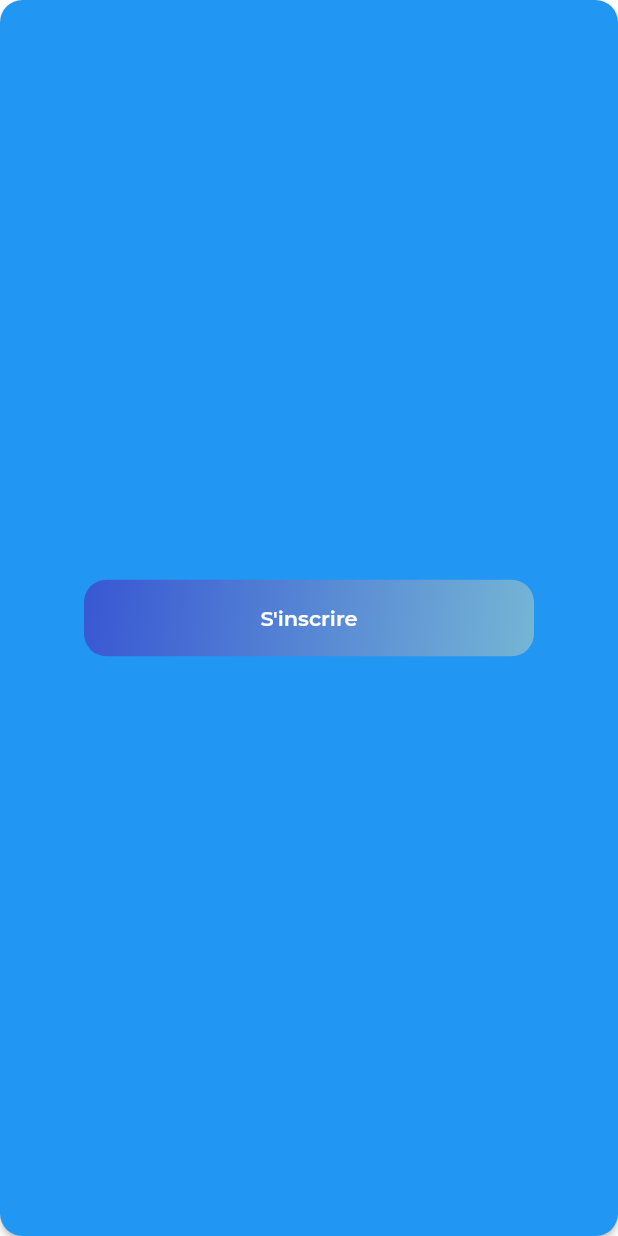
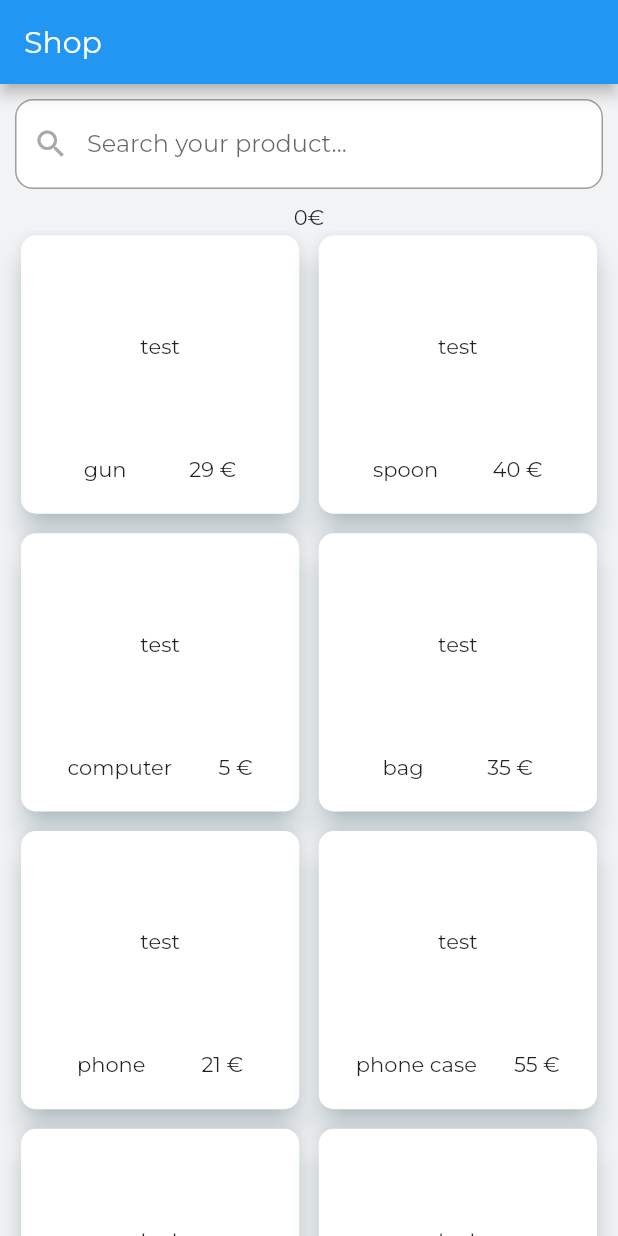
Before and after one commit to nicocarrasco/flutter_du_13, a Flutter app: the screen it shows once a user with an empty profile is signed in, on a phone screen of 412 x 824 dp. Run offline on Flutter 3.47's test engine with Material 2 defaults, Android fonts, the phone set to English and light mode, and no system bars; our stand-ins replace cloud_firestore, firebase_auth, firebase_core, flutter_svg, fluttertoast, go_router; accounts and stored records are empty.

Commit message:
[ADD] V1 shop_page

```diff
--- a/lib/router.dart
+++ b/lib/router.dart
@@ -2,6 +2,7 @@ import 'package:firebase_auth/firebase_auth.dart';
 import 'package:flutter/material.dart';
 import 'package:flutter_du_13/constants/colors.dart';
 import 'package:flutter_du_13/providers/user_provider.dart';
+import 'package:flutter_du_13/screens/Shop/shop_screen.dart';
 import 'package:flutter_du_13/screens/SignIn/sign_in_screen.dart';
 import 'package:flutter_du_13/screens/SignUp/sign_up_screen.dart';
 import 'package:go_router/go_router.dart';
@@ -16,37 +17,39 @@ class AppRouter {
       GoRoute(
         name: "Home",
         path: '/',
-        builder: (BuildContext context, GoRouterState state) => ElevatedButton(
-          onPressed: () async {
-            await FirebaseAuth.instance.signOut();
-          },
-          style: ElevatedButton.styleFrom(
-            padding: EdgeInsets.zero,
-            shape: RoundedRectangleBorder(
-              borderRadius: BorderRadius.circular(15),
-            ),
-          ),
-          child: Ink(
-            decoration: BoxDecoration(
-              gradient: const LinearGradient(
-                end: Alignment(2.5, 2.5),
-                colors: <Color>[primaryDarkerColor, primaryLighterColor],
-              ),
-              borderRadius: BorderRadius.circular(15),
-            ),
-            child: const SizedBox(
-              width: 300,
-              child: Padding(
-                padding: EdgeInsets.symmetric(vertical: 17),
-                child: Text(
-                  "S'inscrire",
-                  textAlign: TextAlign.center,
-                  style: TextStyle(fontSize: 14, fontWeight: FontWeight.w600),
-                ),
-              ),
-            ),
-          ),
-        ),
+        builder: (BuildContext context, GoRouterState state) =>
+            const ShopPage(),
+        // ElevatedButton(
+        //   onPressed: () async {
+        //     await FirebaseAuth.instance.signOut();
+        //   },
+        //   style: ElevatedButton.styleFrom(
+        //     padding: EdgeInsets.zero,
+        //     shape: RoundedRectangleBorder(
+        //       borderRadius: BorderRadius.circular(15),
+        //     ),
+        //   ),
+        //   child: Ink(
+        //     decoration: BoxDecoration(
+        //       gradient: const LinearGradient(
+        //         end: Alignment(2.5, 2.5),
+        //         colors: <Color>[primaryDarkerColor, primaryLighterColor],
+        //       ),
+        //       borderRadius: BorderRadius.circular(15),
+        //     ),
+        //     child: const SizedBox(
+        //       width: 300,
+        //       child: Padding(
+        //         padding: EdgeInsets.symmetric(vertical: 17),
+        //         child: Text(
+        //           "S'inscrire",
+        //           textAlign: TextAlign.center,
+        //           style: TextStyle(fontSize: 14, fontWeight: FontWeight.w600),
+        //         ),
+        //       ),
+        //     ),
+        //   ),
+        // ),
       ),
       GoRoute(
         name: "SignUp",
--- /dev/null
+++ b/lib/screens/Shop/shop_screen.dart
@@ -0,0 +1,220 @@
+import 'package:flutter/material.dart';
+
+class Product {
+  const Product({
+    required this.id,
+    required this.picture,
+    required this.name,
+    required this.price,
+  });
+  final String id;
+  final String picture;
+  final String name;
+  final int price;
+}
+
+class ShopPage extends StatefulWidget {
+  const ShopPage({Key? key}) : super(key: key);
+
+  @override
+  State<ShopPage> createState() => _SearchPageState();
+}
+
+class _SearchPageState extends State<ShopPage> {
+  final List<Product> _selectedProduct = <Product>[];
+
+  final List<Product> _allProduct = <Product>[
+    const Product(id: "1", picture: "test", name: "gun", price: 29),
+    const Product(id: "2", picture: "test", name: "spoon", price: 40),
+    const Product(id: "3", picture: "test", name: "computer", price: 5),
+    const Product(id: "4", picture: "test", name: "bag", price: 35),
+    const Product(id: "5", picture: "test", name: "phone", price: 21),
+    const Product(id: "6", picture: "test", name: "phone case", price: 55),
+    const Product(id: "7", picture: "test", name: "chair", price: 30),
+    const Product(id: "8", picture: "test", name: "desk", price: 14),
+    const Product(id: "9", picture: "test", name: "pullovers", price: 100),
+    const Product(id: "10", picture: "test", name: "pant", price: 32),
+  ];
+
+  List<Product> _foundProducts = <Product>[];
+
+  @override
+  void initState() {
+    _foundProducts = _allProduct;
+    super.initState();
+  }
+
+  void _addArticle(Product product) {
+    _selectedProduct.add(product);
+    setState(() {});
+  }
+
+  void _runFilter(String enteredKeyword) {
+    List<Product> results = <Product>[];
+    if (enteredKeyword.isEmpty) {
+      // if the search field is empty or only contains white-space, we'll display all users
+      results = _allProduct;
+    } else {
+      results = _allProduct
+          .where(
+            (Product product) => product.name
+                .toLowerCase()
+                .contains(enteredKeyword.toLowerCase()),
+          )
+          .toList();
+      // we use the toLowerCase() method to make it case-insensitive
+    }
+
+    // Refresh the UI
+    setState(() {
+      _foundProducts = results;
+    });
+  }
+
+  @override
+  Widget build(BuildContext context) {
+    return Scaffold(
+      appBar: AppBar(
+        title: const Text('Shop'),
+      ),
+      body: Column(
+        children: <Widget>[
+          Padding(
+            padding: const EdgeInsets.symmetric(horizontal: 10, vertical: 10),
+            child: GestureDetector(
+              onTap: () => FocusManager.instance.primaryFocus?.unfocus(),
+              child: TextField(
+                decoration: const InputDecoration(
+                  prefixIcon: Icon(Icons.search),
+                  labelText: "Search your product...",
+                  enabledBorder: OutlineInputBorder(
+                    borderRadius: BorderRadius.all(Radius.circular(12)),
+                    borderSide: BorderSide(
+                      color: Colors.grey,
+                    ),
+                  ),
+                  focusedBorder: OutlineInputBorder(
+                    borderRadius: BorderRadius.all(Radius.circular(12)),
+                    borderSide: BorderSide(color: Colors.blue),
+                  ),
+                ),
+                onTap: () {},
+                onChanged: (String value) => _runFilter(value),
+                cursorColor: Colors.grey,
+              ),
+            ),
+          ),
+          Text(
+            _selectedProduct.isNotEmpty
+                ? '${_selectedProduct.map((Product e) => e.price).reduce((int value, int element) => value + element)} €'
+                : '0€',
+          ),
+          Expanded(
+            child: _foundProducts.isNotEmpty
+                ? GridView.builder(
+                    gridDelegate:
+                        const SliverGridDelegateWithFixedCrossAxisCount(
+                      crossAxisSpacing: 5,
+                      mainAxisSpacing: 5,
+                      crossAxisCount: 2,
+                    ),
+                    itemCount: _foundProducts.length,
+                    padding:
+                        const EdgeInsets.only(left: 10, right: 10, bottom: 10),
+                    itemBuilder: (BuildContext context, int index) {
+                      return GestureDetector(
+                        onTap: () {
+                          Navigator.push(
+                            context,
+                            MaterialPageRoute<Widget>(
+                              builder: (BuildContext context) => Detail(
+                                product: _foundProducts[index],
+                                addProduct: _addArticle,
+                              ),
+                            ),
+                          );
+                        },
+                        child: ElevatedCard(product: _foundProducts[index]),
+                      );
+                    },
+                  )
+                : const Center(
+                    child: Text(
+                      'No results found',
+                      style: TextStyle(fontSize: 24),
+                    ),
+                  ),
+          ),
+        ],
+      ),
+    );
+  }
+}
+
+class ElevatedCard extends StatelessWidget {
+  const ElevatedCard({super.key, required this.product});
+
+  final Product product;
+
+  @override
+  Widget build(BuildContext context) {
+    return Card(
+      elevation: 8,
+      shadowColor: const Color.fromRGBO(184, 216, 223, 1),
+      shape: RoundedRectangleBorder(
+        borderRadius: BorderRadius.circular(10),
+      ),
+      child: SizedBox(
+        width: 180,
+        height: 180,
+        child: Column(
+          children: <Widget>[
+            const Spacer(
+              flex: 3,
+            ),
+            Center(child: Text(product.picture)),
+            const Spacer(
+              flex: 3,
+            ),
+            Row(
+              children: <Widget>[
+                const Spacer(),
+                Text(product.name),
+                const Spacer(),
+                Text('${product.price} €'),
+                const Spacer()
+              ],
+            ),
+            const Spacer(),
+          ],
+        ),
+      ),
+    );
+  }
+}
+
+class Detail extends StatelessWidget {
+  const Detail({super.key, required this.product, required this.addProduct});
+
+  final Function addProduct;
+
+  final Product product;
+
+  @override
+  Widget build(BuildContext context) {
+    return Scaffold(
+      appBar: AppBar(
+        title: const Text('Detail Page'),
+      ),
+      body: Center(
+        child: ElevatedButton(
+          onPressed: () {
+            addProduct(product);
+            Navigator.pop(context);
+          },
+          child: Text(product.name),
+        ),
+      ),
+    );
+  }
+}
```
Also changed, not shown: 1 other file.
